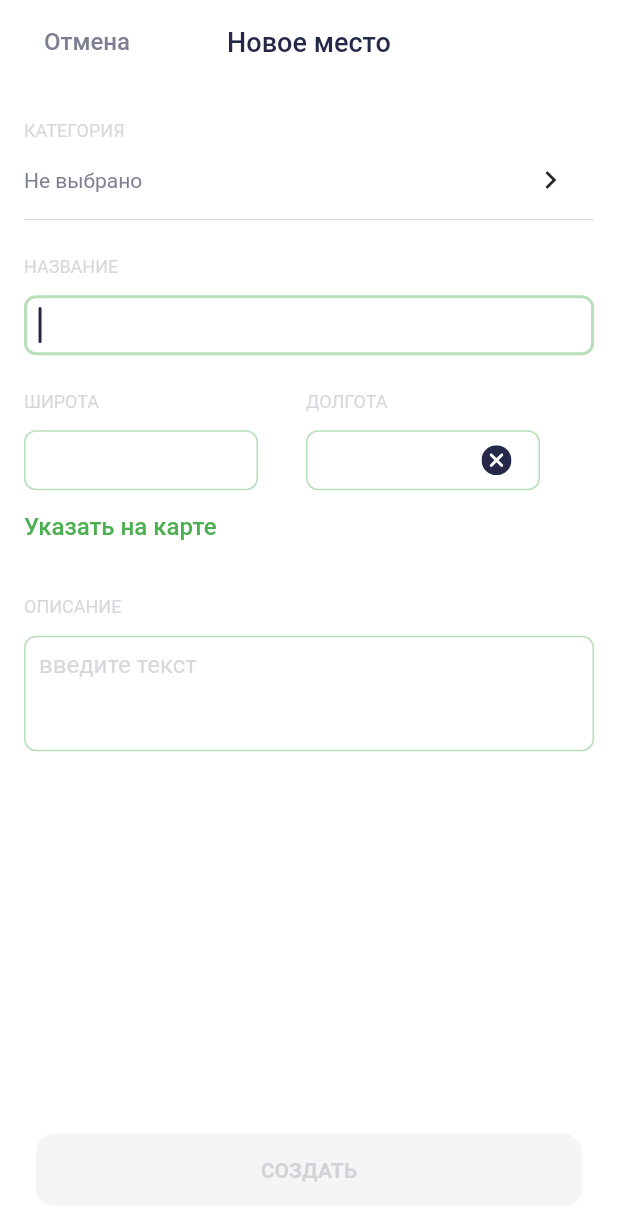
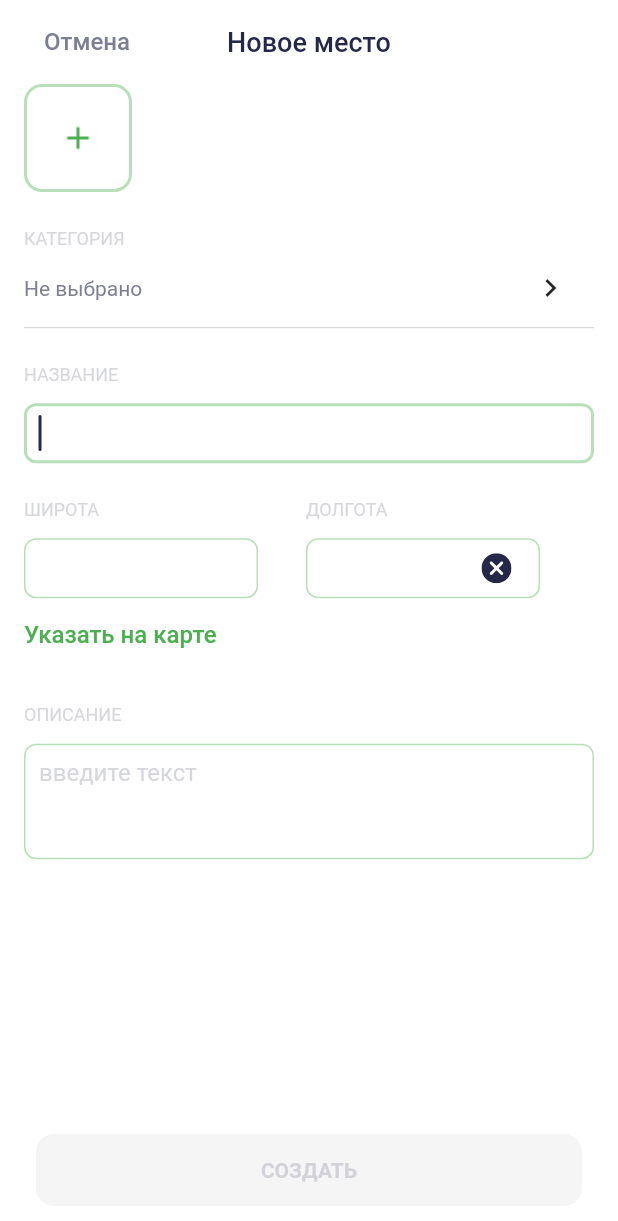
Before and after one commit to NastyaB3/surf-flutter-course-belyakova, a Flutter app: the AddSightScreen screen opened directly, on a phone screen of 412 x 824 dp. Shown: the top 1221 px of the screen. Run offline on Flutter 3.47's test engine with Material 2 defaults, Android fonts, the phone set to English and light mode, and no system bars; our stand-ins replace flutter_svg; network calls fail.

Commit message:
Карточка добавления новой фотографии

```diff
--- a/lib/ui/res/images.dart
+++ b/lib/ui/res/images.dart
@@ -21,6 +21,7 @@ class Images {
   static String icTick = '${assets}ic_tick.svg';
   static String icSearch = '${assets}ic_search.svg';
   static String plusPng = '${assets}plus.png';
+  static String icSubtract = '${assets}ic_subtract.svg';
 
 
 }
--- a/lib/ui/screen/add_sight_screen.dart
+++ b/lib/ui/screen/add_sight_screen.dart
@@ -25,6 +25,7 @@ class _AddSightScreenState extends State<AddSightScreen> {
   FocusNode focusNodeLon = FocusNode();
   FocusNode focusNodeDetails = FocusNode();
   SightType type;
+  List<String> images = [];
 
   @override
   Widget build(BuildContext context) {
@@ -64,6 +65,72 @@ class _AddSightScreenState extends State<AddSightScreen> {
               child: Column(
                 crossAxisAlignment: CrossAxisAlignment.start,
                 children: [
+                  SingleChildScrollView(
+                    scrollDirection: Axis.horizontal,
+                    child: Row(children: [
+                      InkWell(
+                        onTap: () {
+                          setState(() {
+                            images.add(mocks[0].url);
+                          });
+                        },
+                        child: Container(
+                          margin: EdgeInsets.only(left: 16, right: 16),
+                          width: 72,
+                          height: 72,
+                          decoration: BoxDecoration(
+                            borderRadius: BorderRadius.circular(12),
+                            border: Border.all(color: backLineColor, width: 2),
+                            color: Colors.transparent,
+                          ),
+                          child: Image.asset(
+                            Images.plusPng,
+                            color: Theme.of(context).buttonColor,
+                          ),
+                        ),
+                      ),
+                      for (var url in images)
+                        Container(
+                          width: 72,
+                          height: 72,
+                          margin:
+                              EdgeInsets.only(right: 16),
+                          child: Stack(
+                            children: [
+                              GestureDetector(
+                                onTap: (){},
+                                child: Container(
+                                  decoration: BoxDecoration(
+                                      image: DecorationImage(
+                                          image: NetworkImage(url),
+                                          fit: BoxFit.cover),
+                                      borderRadius: BorderRadius.circular(12)),
+                                ),
+                              ),
+                              Align(
+                                alignment: Alignment.topRight,
+                                child: InkWell(
+                                  onTap: () {
+                                    setState(() {
+                                      images.remove(url);
+                                    });
+                                  },
+                                  child: Container(
+                                    padding: EdgeInsets.only(
+                                      top: 6,
+                                      right: 6,
+                                    ),
+                                    child: SvgPicture.asset(
+                                      Images.icSubtract,
+                                    ),
+                                  ),
+                                ),
+                              ),
+                            ],
+                          ),
+                        ),
+                    ]),
+                  ),
                   Padding(
                     padding: const EdgeInsets.only(
                       left: 16,
```
Also changed, not shown: res/images/ic_subtract.svg (added).
